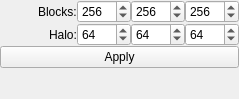
ilastik/ilastik, file ilastik/applets/blockwiseObjectClassification/drawer.ui: the form before one commit.
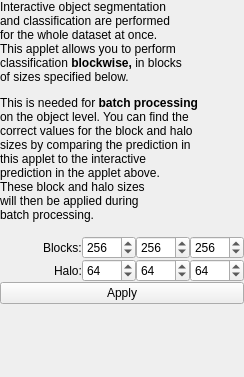
The form after the commit.

Commit message: tooltips and comments in blockwise, move layers around, in block shape estimation take all channels and time slots

What changed in the file:
```diff
--- a/ilastik/applets/blockwiseObjectClassification/drawer.ui
+++ b/ilastik/applets/blockwiseObjectClassification/drawer.ui
@@ -6,8 +6,8 @@
    <rect>
     <x>0</x>
     <y>0</y>
-    <width>239</width>
-    <height>99</height>
+    <width>244</width>
+    <height>377</height>
    </rect>
   </property>
   <property name="windowTitle">
@@ -22,6 +22,13 @@
      <property name="spacing">
       <number>0</number>
      </property>
+     <item>
+      <widget class="QLabel" name="label">
+       <property name="text">
+        <string>&lt;html&gt;&lt;head/&gt;&lt;body&gt;&lt;p&gt;Interactive object segmentation &lt;br/&gt;and classification are performed &lt;br/&gt;for the whole dataset at once.&lt;br/&gt;This applet allows you to perform &lt;br/&gt;classification &lt;span style=&quot; font-weight:600;&quot;&gt;blockwise, &lt;/span&gt;in blocks &lt;br/&gt;of sizes specified below. &lt;/p&gt;&lt;p&gt;This is needed for &lt;span style=&quot; font-weight:600;&quot;&gt;batch processing&lt;/span&gt;&lt;br/&gt;on the object level. You can find the&lt;br/&gt;correct values for the block and halo &lt;br/&gt;sizes by comparing the prediction in &lt;br/&gt;this applet to the interactive&lt;br/&gt;prediction in the applet above.&lt;br/&gt;These block and halo sizes&lt;br/&gt;will then be applied during&lt;br/&gt;batch processing.&lt;br/&gt;&lt;/p&gt;&lt;/body&gt;&lt;/html&gt;</string>
+       </property>
+      </widget>
+     </item>
      <item>
       <layout class="QHBoxLayout" name="horizontalLayout_2">
        <property name="spacing">
```
Left out of the diff: 12 changed lines with no effect on the pictures. The commit also changes 3 other files.
